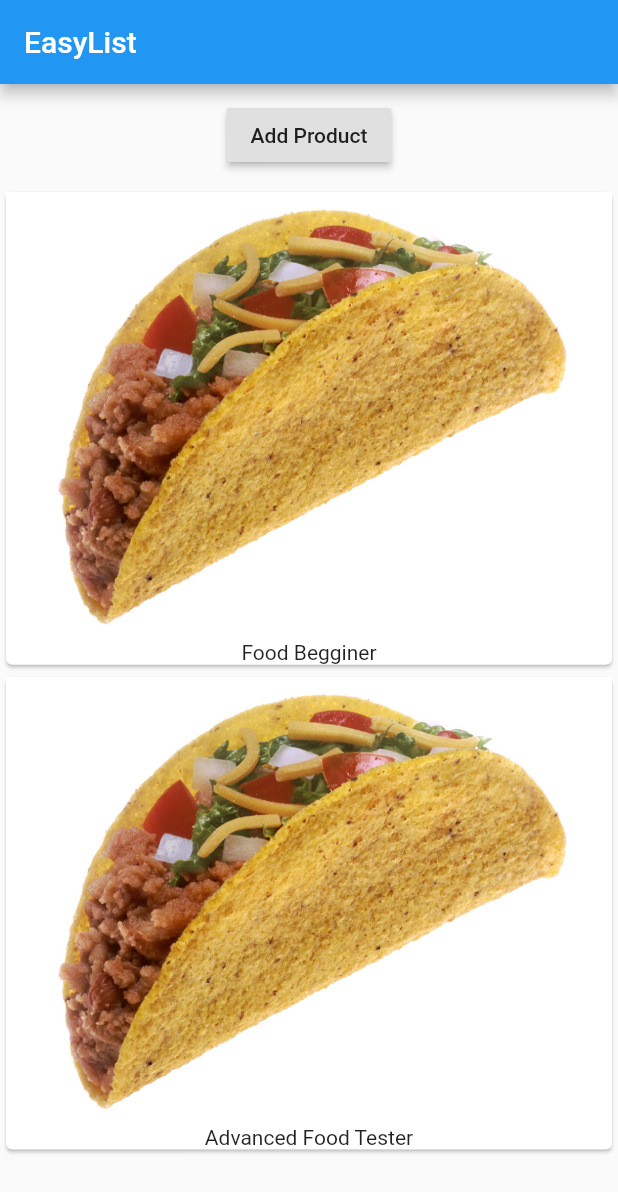
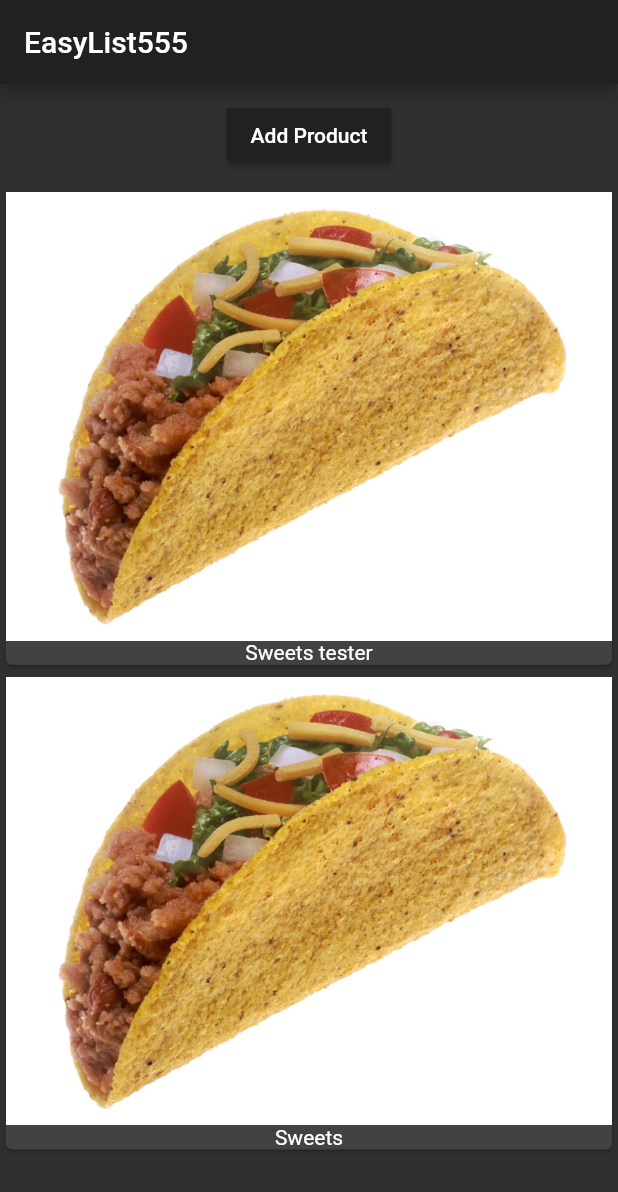
Before and after one commit to AmanuelYosief/learn-flutter, a Flutter app: the screen it shows after launch, after a tap on "Add Product", on a phone screen of 412 x 824 dp. Shown: the top 1192 px of the screen. Run offline on Flutter 3.47's test engine with Material 2 defaults, Android fonts, the light colour scheme and no system bars.

Commit message:
lifting the state up, and passing down reference.
Products Control, needs to pass to ProductManager that it is pressed, ProductManager updates this dynamically (it is stateful) and then add it to the Products.

To call addProduct, whenver the button is pressed, but the button lives in product_control. So to pass a reference down to this object..

BIG TAKEWAY:  To pass data up to ParentControl, from a button living in a differnt widget. To pass data UP, and the parent widget needs about it, we do it by passing a reference DOWN

```diff
--- a/flutter_start/lib/main.dart
+++ b/flutter_start/lib/main.dart
@@ -22,13 +22,18 @@ class MyApp extends StatelessWidget {
     //  Widget (Widget, BuildContext) is named, so that Typed lang Dart doesn't have to infer
     //  override is used to delibrately make it clear
     return MaterialApp(
+      theme: ThemeData(
+        brightness: Brightness.dark,
+        primarySwatch: Colors.deepOrange,
+        accentColor: Colors.deepPurple
+      ),
       home: Scaffold(
         //  Create a package
         appBar: AppBar(
           //  Create an app bar
-          title: Text('EasyList'),
+          title: Text('EasyList555'),
         ),
-        body: ProductManager('Food Begginer'),
+        body: ProductManager(),
       ),
     );
     // Important rule; a widget always returns another widget in the build method,
--- /dev/null
+++ b/flutter_start/lib/product_control.dart
@@ -0,0 +1,28 @@
+import 'package:flutter/material.dart';
+
+class ProductControl extends StatelessWidget {
+  // We are only rendering a button statitically, which doesn't change
+  final Function addProduct;
+
+  ProductControl(this.addProduct);
+  // Now we have an access to a function, even though we didn't define it.
+
+  @override
+  Widget build(BuildContext context) {
+    return RaisedButton(
+      color: Theme.of(context).primaryColor,
+      onPressed: () {
+        // This means that setState can't be called here.
+        // Hence, we will use ProductControl widget, instead of ProductManager
+        addProduct('Sweets');
+        //
+      },
+      child: Text('Add Product'),
+    );
+    // Once build is called, when launch is first loaded or data is changed
+    // We want to use the data to recreate dynamically with every button press
+    //  This isn't possible in a StatelessWidget which only accepts external data
+    // It doesnt work with internal data, called once and doesn't call,
+    // Hence Stateless is changed to Stateful Widget
+  }
+}
--- a/flutter_start/lib/product_manager.dart
+++ b/flutter_start/lib/product_manager.dart
@@ -2,27 +2,29 @@ import 'package:flutter/material.dart';
 
 import './products.dart';
 
+import './product_control.dart';
+
 class ProductManager extends StatefulWidget {
-
   final String startingProduct;
   //  Immutable class even though it is stateful, since the data changes in the state class,
   //  it is technically separated object, so this is final
-  ProductManager(this.startingProduct);
+  ProductManager({this.startingProduct = 'Sweets tester'}); //named arguement
+
   @override
   State<StatefulWidget> createState() {
     return _ProductManagerState();
   }
 }
 
-class _ProductManagerState extends State<ProductManager>{
+class _ProductManagerState extends State<ProductManager> {
   List<String> _products = [];
 
   @override
   void initState() {
-    _products.add(widget.startingProduct); // setups the default/starting value for products
+    _products.add(widget
+        .startingProduct); // setups the default/starting value for products
     super.initState(); // Base class is called after initState is run
   }
-
 
   @override
   void didUpdateWidget(ProductManager oldWidget) {
@@ -31,28 +33,26 @@ class _ProductManagerState extends State<ProductManager>{
     super.didUpdateWidget(oldWidget);
   }
 
+  void _addProduct(String product) {
+    setState(() {
+      _products.add(product);
+    });
+  }
+
   @override
   Widget build(BuildContext context) {
-    return Column( children: [Container(
+    return Column(
+      children: [
+        Container(
           margin: EdgeInsets.all(10.0),
-            child: RaisedButton(
-              onPressed: () {
-                setState(() {
-                _products.add('Advanced Food Tester');
-                });
-              }
-                // Once build is called, when launch is first loaded or data is changed
-                // We want to use the data to recreate dynamically with every button press
-                //  This isn't possible in a StatelessWidget which only accepts external data
-                // It doesnt work with internal data, called once and doesn't call,
-                // Hence Stateless is changed to Stateful Widget
-              ,
-              child: Text('Add Product'),
-            ),
+          child: ProductControl(
+              _addProduct), // Adding (), will make it execute and get a return
+              // we only want to pass to the ProductControl
         ),
         Products(_products)
+        // If optional is used, since it's a constant and default is null
+        // Products();
       ],
     );
   }
-
 }
--- a/flutter_start/lib/products.dart
+++ b/flutter_start/lib/products.dart
@@ -18,6 +18,10 @@ final List<String> products;
 
 //  Accepts a list of products
 Products(this.products);
+// Named arguement doesn't work, for positional, optional arguement are wrapped with to be []
+// this needs to be constant, so const. so this is a list that can't be changed
+// Products([this.products = const[]])
+
 
 @override
   Widget build(BuildContext context) {
```
Lines whose indentation alone changed are shown as unchanged.
